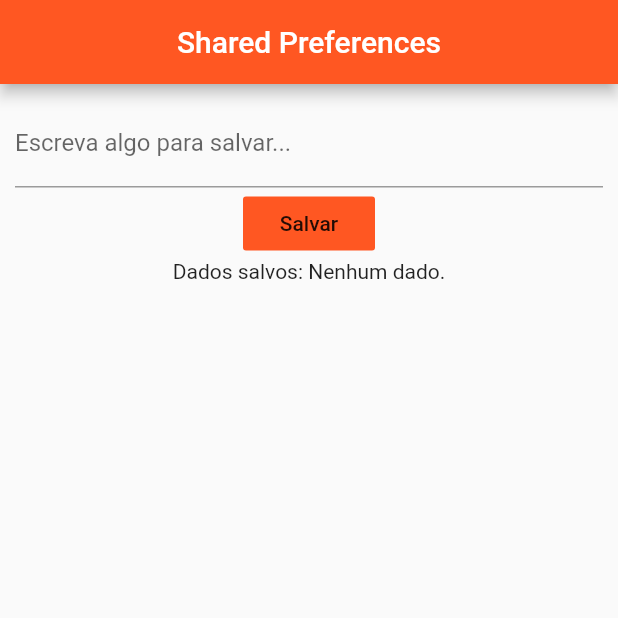
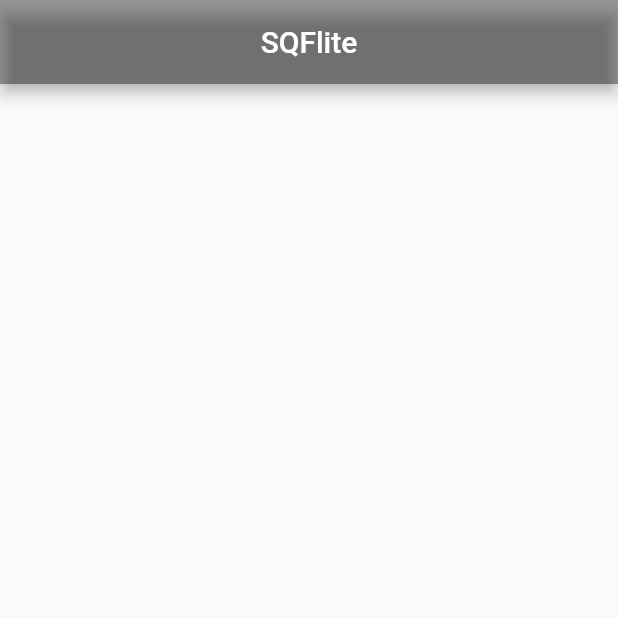
Before and after one commit to brunolopeschagas/flutter_curso, a Flutter app: the screen it shows after launch, on a phone screen of 412 x 824 dp, the top half of it. Run offline on Flutter 3.47's test engine with Material 2 defaults, Android fonts, the phone set to English and light mode, and no system bars; our stand-ins replace sqflite; accounts and stored records are empty.

Commit message:
149 - classe de conexao sqlite - sqflite

```diff
--- a/lib/main.dart
+++ b/lib/main.dart
@@ -1,9 +1,9 @@
 import 'package:flutter/material.dart';
-import 'package:shared_preferences/shared_preferences.dart';
+import 'package:sqflite/sqflite.dart';
 
 void main() {
   runApp(new MaterialApp(
-    title: "i/o - input - output",
+    title: "Base de dados SQFlite",
     home: new Home(),
   ));
 }
@@ -14,43 +14,22 @@ class Home extends StatefulWidget {
 }
 
 class _HomeState extends State<Home> {
-  final String _PREFERENCE_KEY_DADOS = 'dados';
-  final TextEditingController _dadosController = new TextEditingController();
-  String _dadosSalvos = "";
 
-  @override
-  // este metodo executa no momento que a activity e executada
-  void initState() {
-    super.initState();
-    _pegarDados();
-  }
 
   @override
   Widget build(BuildContext context) {
     return MaterialApp(
       home: Scaffold(
         appBar: AppBar(
-          title: Text("Shared Preferences"),
+          title: Text("SQFlite"),
           centerTitle: true,
-          backgroundColor: Colors.deepOrange,
+          backgroundColor: Colors.black38,
         ),
         body: Container(
           padding: EdgeInsets.all(10),
           child: Column(
             children: <Widget>[
-              TextField(
-                controller: _dadosController,
-                decoration:
-                    InputDecoration(labelText: 'Escreva algo para salvar...'),
-              ),
-              FlatButton(
-                onPressed: () {
-                  salvar(_dadosController.text);
-                },
-                child: Text('Salvar'),
-                color: Colors.deepOrange,
-              ),
-              Text("Dados salvos: $_dadosSalvos"),
+
             ],
           ),
         ),
@@ -58,25 +37,4 @@ class _HomeState extends State<Home> {
     );
   }
 
-  void salvar(String dado) {
-    _salvarDados(dado);
-    _pegarDados();
-  }
-
-  void _pegarDados() async {
-    SharedPreferences preferences = await SharedPreferences.getInstance();
-    String info = preferences.getString(_PREFERENCE_KEY_DADOS);
-    setState(() {
-      if (null != info && info.isNotEmpty) {
-        _dadosSalvos = info;
-      } else {
-        _dadosSalvos = 'Nenhum dado.';
-      }
-    });
-  }
-
-  void _salvarDados(String pMensagem) async {
-    SharedPreferences preferences = await SharedPreferences.getInstance();
-    preferences.setString(_PREFERENCE_KEY_DADOS, pMensagem);
-  }
 }
--- a/pubspec.yaml
+++ b/pubspec.yaml
@@ -24,7 +24,7 @@ dependencies:
   # Use with the CupertinoIcons class for iOS style icons.
   cupertino_icons: ^0.1.2
   path_provider: ^1.5.1
-  shared_preferences: ^0.5.6+1 #android ja tem nativo, porem o ios precisa deste plugin
+  sqflite: any
 
 dev_dependencies:
   flutter_test:
```
Also changed, not shown: lib/modeos/Usuario.dart (added, +25 -0 lines), lib/ui/ajudante_bd.dart (added, +47 -0 lines).
